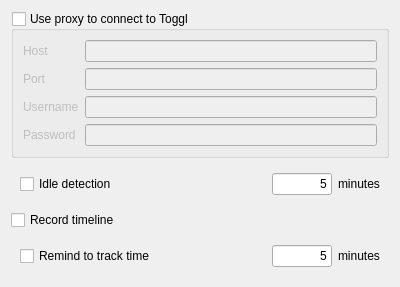
The window that src/ui/linux/TogglDesktop/preferencesdialog.ui (toggl-open-source/toggldesktop) describes before a commit, drawn with Qt 5.
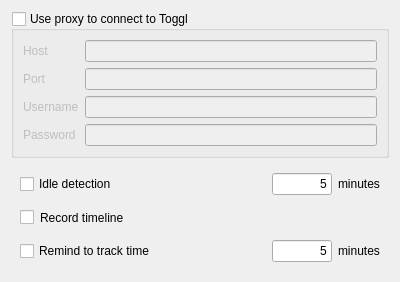
The same window after the commit.

Commit message: Fixed record timeline left margin in preferences (linux)

```diff
--- a/src/ui/linux/TogglDesktop/preferencesdialog.ui
+++ b/src/ui/linux/TogglDesktop/preferencesdialog.ui
@@ -133,6 +133,9 @@
    </item>
    <item>
     <widget class="QCheckBox" name="recordTimeline">
+     <property name="styleSheet">
+      <string notr="true">margin-left:9px</string>
+     </property>
      <property name="text">
       <string>Record timeline</string>
      </property>
```
